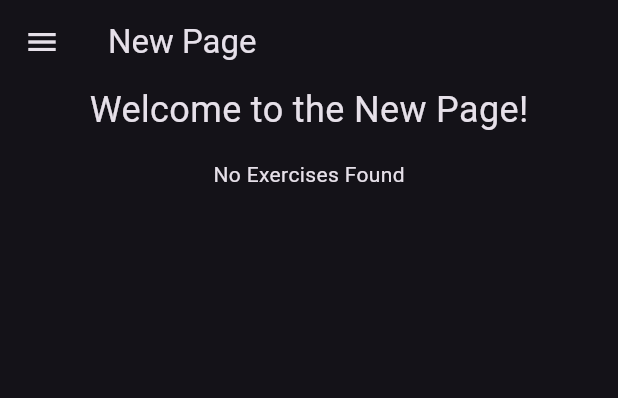
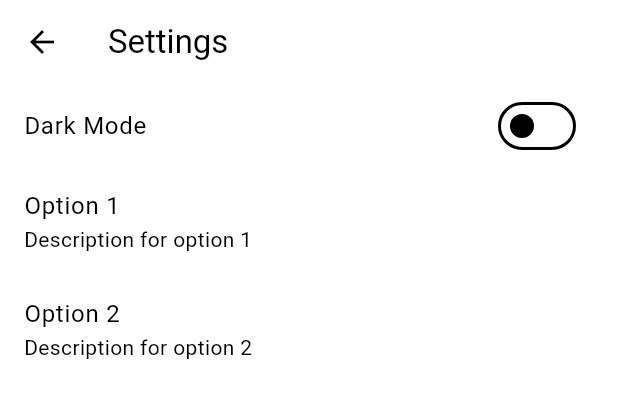
Before and after one commit to dabestudios/flutter_setup, a Flutter app: the NavBar widget shown alone on an empty page, opened directly, after a tap on "Settings", on a phone screen of 412 x 824 dp. Shown: the top 398 px of the screen. Run offline on Flutter 3.47's test engine with Material 3 defaults, Android fonts, the phone set to English and light mode, and no system bars; our stand-ins replace firebase_auth, firebase_core, google_mobile_ads, google_sign_in; missing offline and left inert: firebase_ui_auth, firebase_ui_oauth_google; accounts and stored records are empty; network calls fail.

Commit message:
Refactor imports and add theme toggle functionality

```diff
--- /dev/null
+++ b/setup_app/devtools_options.yaml
@@ -0,0 +1,3 @@
+description: This file stores settings for Dart & Flutter DevTools.
+documentation: https://docs.flutter.dev/tools/devtools/extensions#configure-extension-enablement-states
+extensions:
--- a/setup_app/lib/pages/navbar.dart
+++ b/setup_app/lib/pages/navbar.dart
@@ -2,6 +2,7 @@ import 'package:firebase_auth/firebase_auth.dart';
 import 'package:firebase_ui_auth/firebase_ui_auth.dart';
 import 'package:flutter/material.dart';
 import 'package:setup_app/pages/new_page.dart';
+import 'package:setup_app/pages/settings_page.dart';
 import 'package:setup_app/pages/your_profile.dart';
 
 class NavBar extends StatelessWidget {
@@ -57,7 +58,7 @@ class NavBar extends StatelessWidget {
             onTap: () {
               Navigator.push(
                 context,
-                MaterialPageRoute(builder: (context) => const NewPage()),
+                MaterialPageRoute(builder: (context) => SettingsPage()),
               );
             },
           ),
--- /dev/null
+++ b/setup_app/lib/pages/settings_page.dart
@@ -0,0 +1,56 @@
+import 'package:flutter/material.dart';
+import 'package:provider/provider.dart';
+import 'package:setup_app/main.dart';
+
+class SettingsPage extends StatelessWidget {
+  @override
+  Widget build(BuildContext context) {
+    return Scaffold(
+      appBar: AppBar(
+        title: Text('Settings'),
+      ),
+      body: ListView(
+        children: <Widget>[
+          ListTile(
+            title: Text('Dark Mode'),
+            trailing: Consumer<ThemeNotifier>(
+              builder: (context, notifier, child) {
+                return AnimatedSwitcher(
+                  duration: Duration(
+                      milliseconds:
+                          750), // Duración personalizada de la animación
+                  transitionBuilder:
+                      (Widget child, Animation<double> animation) {
+                    return ScaleTransition(scale: animation, child: child);
+                  },
+                  child: Switch(
+                    key: ValueKey<bool>(notifier.themeMode == ThemeMode.dark),
+                    value: notifier.themeMode == ThemeMode.dark,
+                    onChanged: (value) {
+                      notifier.toggleTheme(value);
+                    },
+                  ),
+                );
+              },
+            ),
+          ),
+          ListTile(
+            title: Text('Option 1'),
+            subtitle: Text('Description for option 1'),
+            onTap: () {
+              // Funcionalidad futura
+            },
+          ),
+          ListTile(
+            title: Text('Option 2'),
+            subtitle: Text('Description for option 2'),
+            onTap: () {
+              // Funcionalidad futura
+            },
+          ),
+          // Añadir más opciones según sea necesario
+        ],
+      ),
+    );
+  }
+}
--- /dev/null
+++ b/setup_app/lib/theme/themes.dart
@@ -0,0 +1,26 @@
+import 'package:flutter/material.dart';
+import 'app_colors.dart';
+
+final ThemeData lightTheme = ThemeData(
+  brightness: Brightness.light,
+  primaryColor: AppColors.primaryColor,
+  scaffoldBackgroundColor: AppColors.backgroundColorLight,
+  colorScheme: ColorScheme.light(
+    primary: AppColors.primaryColor,
+    secondary: AppColors.accentColor,
+    background: AppColors.backgroundColorLight,
+  ),
+  // Definir otros colores y estilos para el tema claro.
+);
+
+final ThemeData darkTheme = ThemeData(
+  brightness: Brightness.dark,
+  primaryColor: AppColors.primaryColorDark,
+  scaffoldBackgroundColor: AppColors.backgroundColorDark,
+  colorScheme: ColorScheme.dark(
+    primary: AppColors.primaryColorDark,
+    secondary: AppColors.accentColor,
+    background: AppColors.backgroundColorDark,
+  ),
+  // Definir otros colores y estilos para el tema oscuro.
+);
```
Also changed, not shown: setup_app/lib/main.dart (+27 -12 lines), setup_app/lib/theme/app_colors.dart (added, +10 -0 lines).
